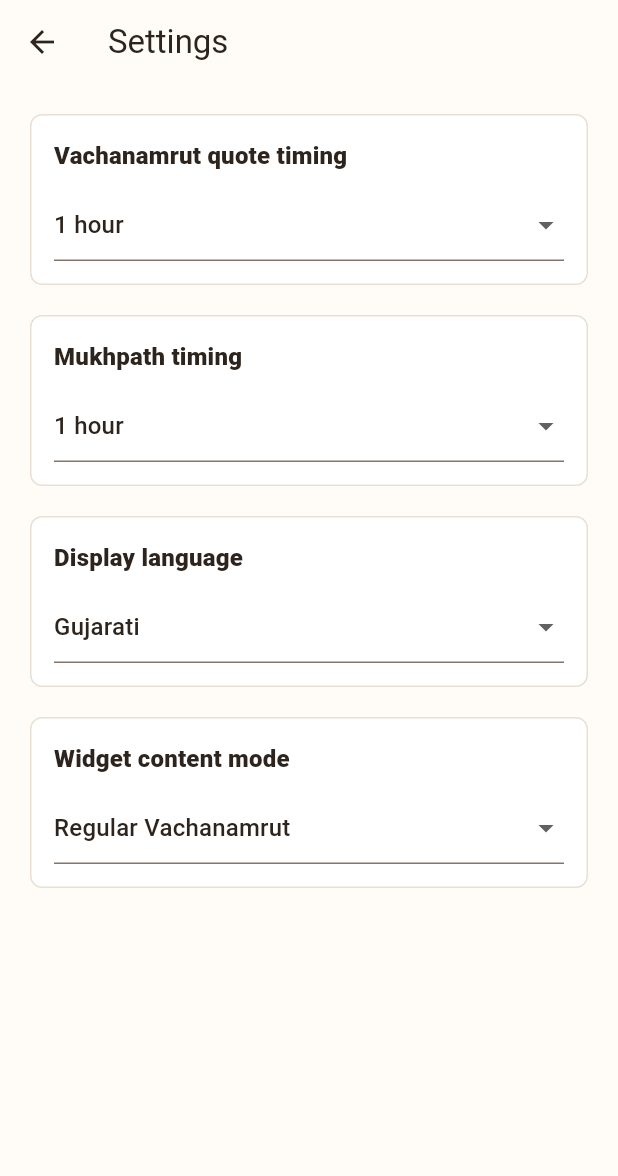
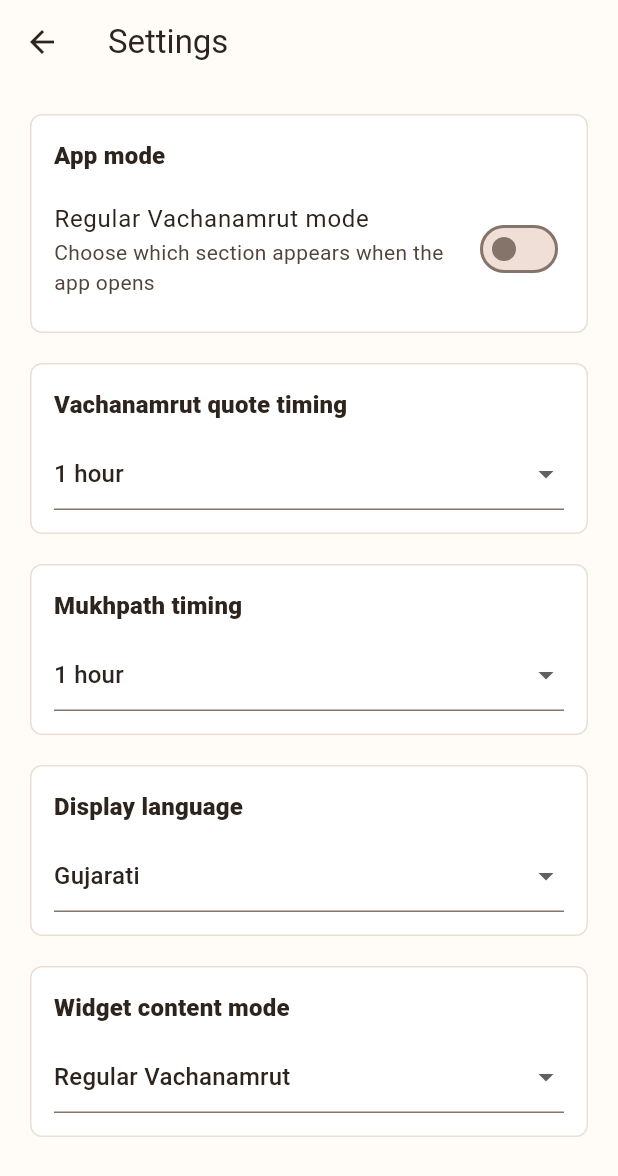
Before and after one commit to prayagpatel-24/BAPS_App, a Flutter app: the screen it shows after launch, after a tap on the "settings" icon, on a phone screen of 412 x 824 dp. Shown: the top 1176 px of the screen. Run offline on Flutter 3.47's test engine with Material 3 defaults, Android fonts, the phone set to English and light mode, and no system bars; our stand-ins replace shared_preferences.

Commit message:
v2.3 beta fixes to syncing issues

```diff
--- a/lib/main.dart
+++ b/lib/main.dart
@@ -68,7 +68,7 @@ class HomeShellPage extends StatefulWidget {
 class _HomeShellPageState extends State<HomeShellPage> {
   final AppSettingsService _settingsService = AppSettingsService();
   final WidgetSyncService _widgetSyncService = WidgetSyncService();
-  int _selectedIndex = 0;
+  AppMode _appMode = AppMode.vachanamrut;
 
   @override
   void initState() {
@@ -80,22 +80,15 @@ class _HomeShellPageState extends State<HomeShellPage> {
     await _settingsService.initialize();
     if (!mounted) return;
     setState(() {
-      _selectedIndex = _settingsService.appMode == AppMode.mukhpath ? 1 : 0;
+      _appMode = _settingsService.appMode;
     });
-    await _widgetSyncService.syncState(
-      settingsService: _settingsService,
-      quotes: await QuoteRepository.load(),
-      mukhpathItems: MukhpathRepository.loadSampleData(),
-    );
+    await _syncWidgetState();
   }
 
-  Future<void> _onDestinationSelected(int index) async {
-    await _settingsService.setAppMode(
-      index == 1 ? AppMode.mukhpath : AppMode.vachanamrut,
-    );
+  Future<void> _onSettingsChanged() async {
     if (!mounted) return;
     setState(() {
-      _selectedIndex = index;
+      _appMode = _settingsService.appMode;
     });
     await _syncWidgetState();
   }
@@ -110,35 +103,15 @@ class _HomeShellPageState extends State<HomeShellPage> {
 
   @override
   Widget build(BuildContext context) {
-    return Scaffold(
-      body: IndexedStack(
-        index: _selectedIndex,
-        children: [
-          VachanamrutHomePage(
+    return _appMode == AppMode.mukhpath
+        ? MukhpathPage(
             settingsService: _settingsService,
-            onSettingsChanged: _syncWidgetState,
-          ),
-          MukhpathPage(
+            onStateChanged: _onSettingsChanged,
+          )
+        : VachanamrutHomePage(
             settingsService: _settingsService,
-            onStateChanged: _syncWidgetState,
-          ),
-        ],
-      ),
-      bottomNavigationBar: NavigationBar(
-        selectedIndex: _selectedIndex,
-        onDestinationSelected: _onDestinationSelected,
-        destinations: const [
-          NavigationDestination(
-            icon: Icon(Icons.auto_stories_rounded),
-            label: 'Vachanamrut',
-          ),
-          NavigationDestination(
-            icon: Icon(Icons.quiz_rounded),
-            label: 'Mukhpath',
-          ),
-        ],
-      ),
-    );
+            onSettingsChanged: _onSettingsChanged,
+          );
   }
 }
 
--- a/lib/widgets/settings_page.dart
+++ b/lib/widgets/settings_page.dart
@@ -10,7 +10,7 @@ class SettingsPage extends StatefulWidget {
   });
 
   final AppSettingsService settingsService;
-  final VoidCallback? onSettingsChanged;
+  final Future<void> Function()? onSettingsChanged;
 
   @override
   State<SettingsPage> createState() => _SettingsPageState();
@@ -20,6 +20,7 @@ class _SettingsPageState extends State<SettingsPage> {
   late Duration _quoteInterval;
   late Duration _mukhpathInterval;
   late AppLanguage _language;
+  late AppMode _appMode;
   late WidgetContentMode _widgetContentMode;
 
   final _quoteOptions = <Duration>[
@@ -51,6 +52,7 @@ class _SettingsPageState extends State<SettingsPage> {
     _quoteInterval = widget.settingsService.quoteInterval;
     _mukhpathInterval = widget.settingsService.mukhpathInterval;
     _language = widget.settingsService.displayLanguage;
+    _appMode = widget.settingsService.appMode;
     _widgetContentMode = widget.settingsService.widgetContentMode;
   }
 
@@ -61,6 +63,24 @@ class _SettingsPageState extends State<SettingsPage> {
       body: ListView(
         padding: const EdgeInsets.all(16),
         children: [
+          _SettingsSection(
+            title: 'App mode',
+            child: SwitchListTile(
+              contentPadding: EdgeInsets.zero,
+              title: Text(_appMode == AppMode.mukhpath
+                  ? 'Mukhpath mode'
+                  : 'Regular Vachanamrut mode'),
+              subtitle: const Text('Choose which section appears when the app opens'),
+              value: _appMode == AppMode.mukhpath,
+              onChanged: (value) async {
+                final mode = value ? AppMode.mukhpath : AppMode.vachanamrut;
+                setState(() => _appMode = mode);
+                await widget.settingsService.setAppMode(mode);
+                await widget.onSettingsChanged?.call();
+              },
+            ),
+          ),
+          const SizedBox(height: 12),
           _SettingsSection(
             title: 'Vachanamrut quote timing',
             child: DropdownButtonFormField<Duration>(
@@ -77,7 +97,7 @@ class _SettingsPageState extends State<SettingsPage> {
                 if (value == null) return;
                 setState(() => _quoteInterval = value);
                 await widget.settingsService.setQuoteInterval(value);
-                widget.onSettingsChanged?.call();
+                await widget.onSettingsChanged?.call();
               },
             ),
           ),
@@ -98,7 +118,7 @@ class _SettingsPageState extends State<SettingsPage> {
                 if (value == null) return;
                 setState(() => _mukhpathInterval = value);
                 await widget.settingsService.setMukhpathInterval(value);
-                widget.onSettingsChanged?.call();
+                await widget.onSettingsChanged?.call();
               },
             ),
           ),
@@ -119,7 +139,7 @@ class _SettingsPageState extends State<SettingsPage> {
                 if (value == null) return;
                 setState(() => _language = value);
                 await widget.settingsService.setDisplayLanguage(value);
-                widget.onSettingsChanged?.call();
+                await widget.onSettingsChanged?.call();
               },
             ),
           ),
@@ -140,7 +160,7 @@ class _SettingsPageState extends State<SettingsPage> {
                 if (value == null) return;
                 setState(() => _widgetContentMode = value);
                 await widget.settingsService.setWidgetContentMode(value);
-                widget.onSettingsChanged?.call();
+                await widget.onSettingsChanged?.call();
               },
             ),
           ),
```
Also changed, not shown: lib/widgets/mukhpath_page.dart (+24 -1 lines).
